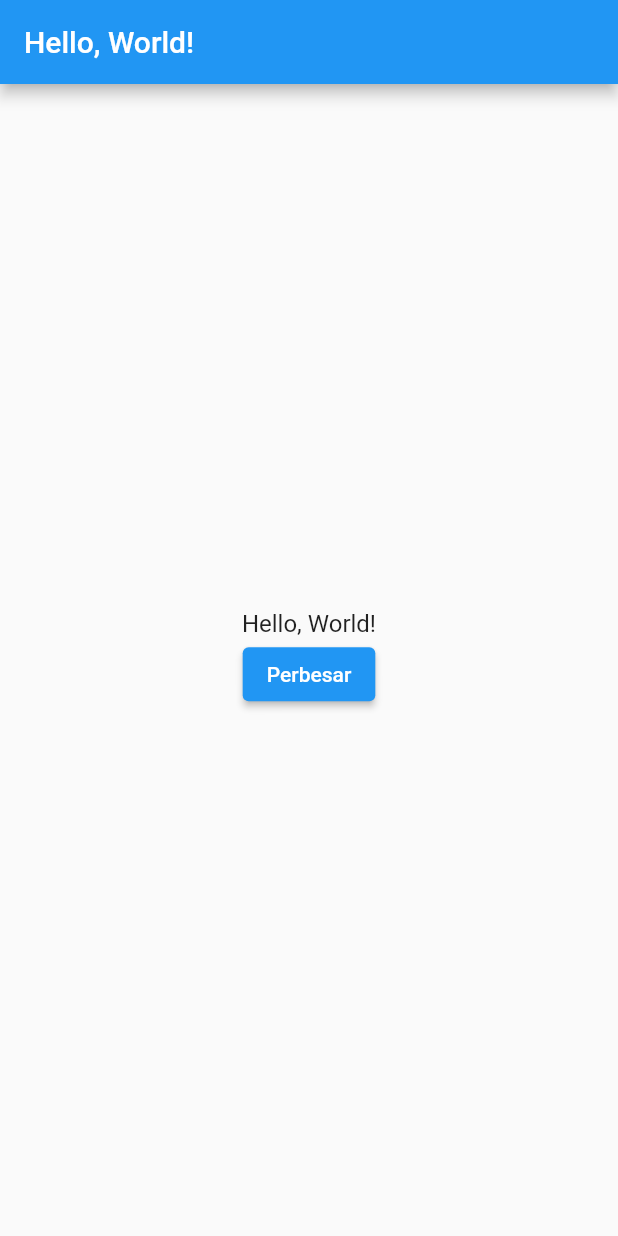
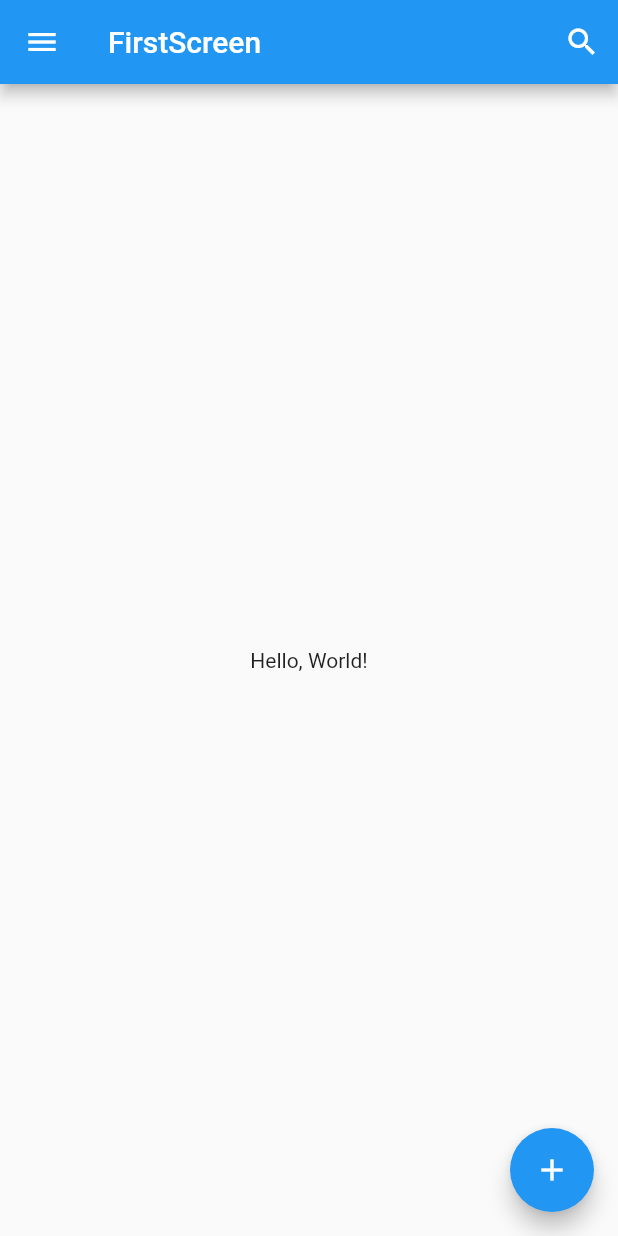
Before and after one commit to fajaragungpramana/dicoding-flutter, a Flutter app: the screen it shows after launch, on a phone screen of 412 x 824 dp. Run offline on Flutter 3.47's test engine with Material 2 defaults, Android fonts, the phone set to English and light mode, and no system bars.

Commit message:
First Screen

```diff
--- a/lib/main.dart
+++ b/lib/main.dart
@@ -8,71 +8,40 @@ class MyApp extends StatelessWidget {
   @override
   Widget build(BuildContext context) {
     return MaterialApp(
-        title: 'Flutter Demo',
+        title: 'FirstScreen',
         theme: ThemeData(
           primarySwatch: Colors.blue,
         ),
-        home: Scaffold(
-            appBar: AppBar(
-              title: const Text("Hello, World!"),
-            ),
-            body: const Center(
-                child: BiggerText(text: "Hello, World!")
-            )
-        )
-    );
+        home: const FirstScreen());
   }
 }
 
-class Heading extends StatelessWidget {
-
-  final String text;
-
-  const Heading({Key? key, required this.text}) : super(key: key);
+class FirstScreen extends StatelessWidget {
+  const FirstScreen({Key? key}) : super(key: key);
 
   @override
   Widget build(BuildContext context) {
-    return Text(
-      text,
-      style: const TextStyle(
-          fontSize: 24,
-          fontWeight: FontWeight.bold
-      ),
-    );
+    return Scaffold(
+        appBar: AppBar(
+            leading: IconButton(
+                icon: const Icon(Icons.menu, color: Colors.white),
+                onPressed: () {}
+            ),
+            title: const Text("FirstScreen"),
+            actions: <Widget>[
+              IconButton(
+                icon: const Icon(Icons.search, color: Colors.white),
+                onPressed: () {}
+              )
+            ]
+        ),
+        body: const Center(
+          child: Text("Hello, World!")
+        ),
+        floatingActionButton: FloatingActionButton(
+          child: const Icon(Icons.add),
+          onPressed: () {},
+        )
+      );
   }
-
 }
-
-class BiggerText extends StatefulWidget {
-
-  final String text;
-
-  const BiggerText({Key? key, required this.text}) : super(key: key);
-
-  @override
-  _BiggerTextState createState() => _BiggerTextState();
-
-}
-
-class _BiggerTextState extends State<BiggerText> {
-
-  double _textSize = 16.0;
-
-  @override
-  Widget build(BuildContext context) {
-    return Column(
-      mainAxisAlignment: MainAxisAlignment.center,
-      children: <Widget>[
-        Text(widget.text, style: TextStyle(fontSize: _textSize)),
-        ElevatedButton(
-            onPressed: () {
-              setState(() {
-                _textSize = 32;
-              });
-            },
-            child: const Text("Perbesar"))
-      ],
-    );
-  }
-
-}
```
